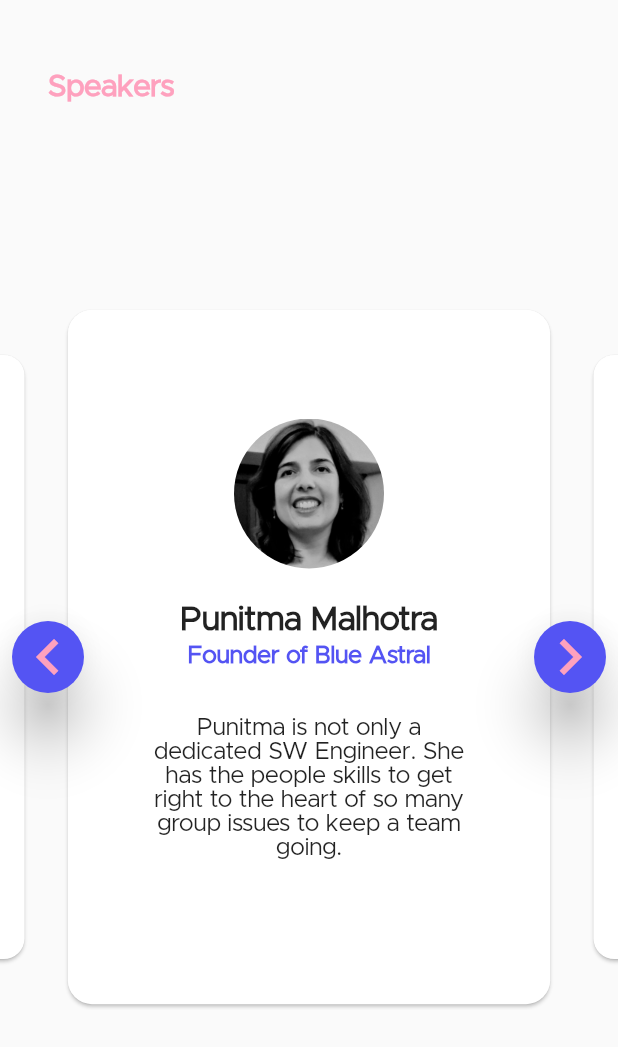
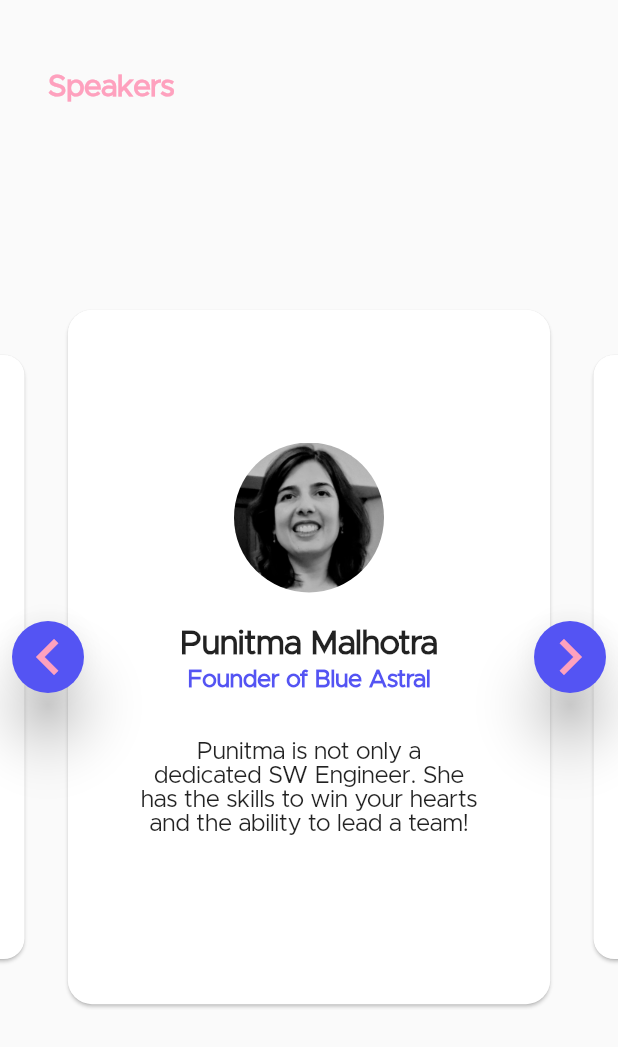
Before and after one commit to rithikjain/devstack-app, a Flutter app: the SpeakersScreen widget shown alone on an empty page, opened directly, swiped to page 3, on a phone screen of 412 x 824 dp. Shown: the top 1047 px of the screen. Run offline on Flutter 3.47's test engine with Material 2 defaults, Android fonts, the phone set to English and light mode, and no system bars; drawn by our look-alikes of carousel_slider; our stand-ins replace cloud_firestore, firebase_auth, firebase_core, google_sign_in, shared_preferences; accounts and stored records are empty; project files that could hold a hidden picture were left out.

Commit message:
SpeakersScreen: Changed Content

```diff
--- a/lib/src/presentation/screens/main/speakers_screen.dart
+++ b/lib/src/presentation/screens/main/speakers_screen.dart
@@ -25,14 +25,14 @@ class SpeakersScreen extends StatelessWidget {
               speakerPosition: "Founder of Blue Astral",
               speakerImage: "assets/images/punitma.jpeg",
               speakerDescription:
-                  "Punitma is not only a dedicated SW Engineer. She has the people skills to get right to the heart of so many group issues to keep a team going.",
+                  "Punitma is not only a dedicated SW Engineer. She has the skills to win your hearts and the ability to lead a team!",
             ),
             SpeakerCard(
               speakerName: "Senthilkumar Murugesan",
               speakerPosition: "Co-Founder of JioVio healthcare",
               speakerImage: "assets/images/senthilkumar.jpeg",
               speakerDescription:
-                  "Senthilkumar has a great passion for innovating through technology to solve real-life problems. He has innovated in fields like wireless network, defence, maternal healthcare, and safety solutions and filed nearly 10+ patents for the same.",
+                  "Senthilkumar has a great passion for innovating through technology to solve real-life problems. He has innovated from fields like wireless network to safety solutions and filed nearly 10+ patents for the same.",
             ),
           ],
           options: CarouselOptions(
--- a/lib/src/presentation/widgets/speaker_card.dart
+++ b/lib/src/presentation/widgets/speaker_card.dart
@@ -36,10 +36,12 @@ class SpeakerCard extends StatelessWidget {
               Text(
                 speakerName,
                 style: BlackHeadingText,
+                textAlign: TextAlign.center,
               ),
               SizedBox(height: 4),
               Text(
                 speakerPosition,
+                textAlign: TextAlign.center,
                 style: BlueText.copyWith(fontWeight: FontWeight.bold),
               ),
               SizedBox(height: 32),
```
